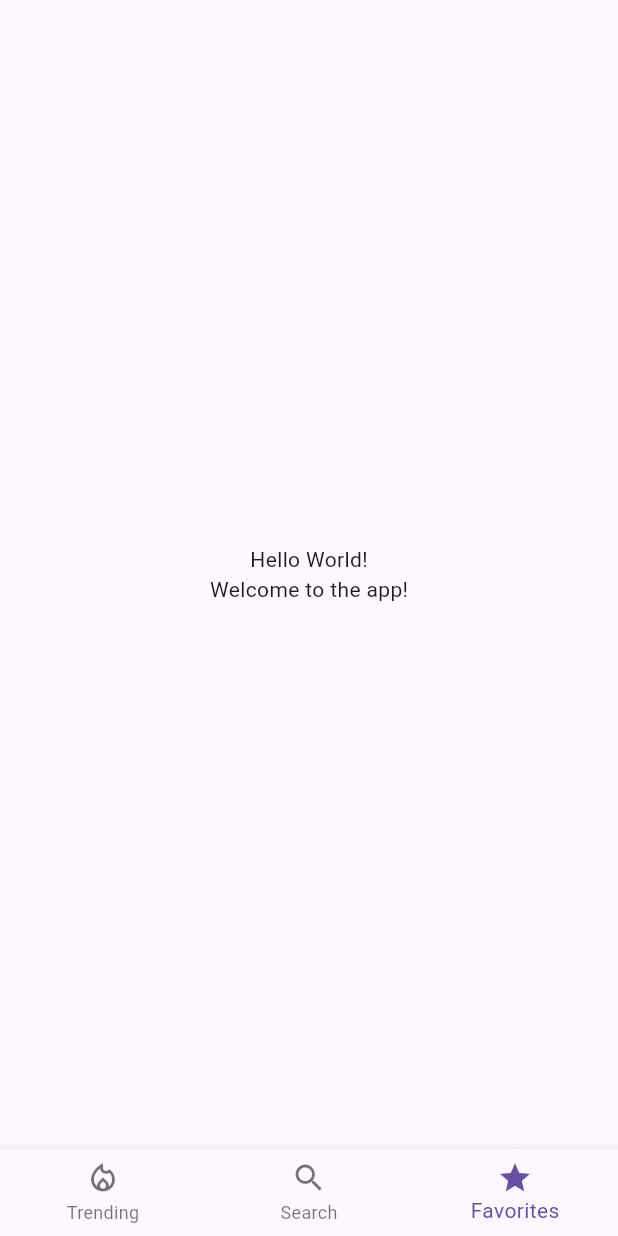
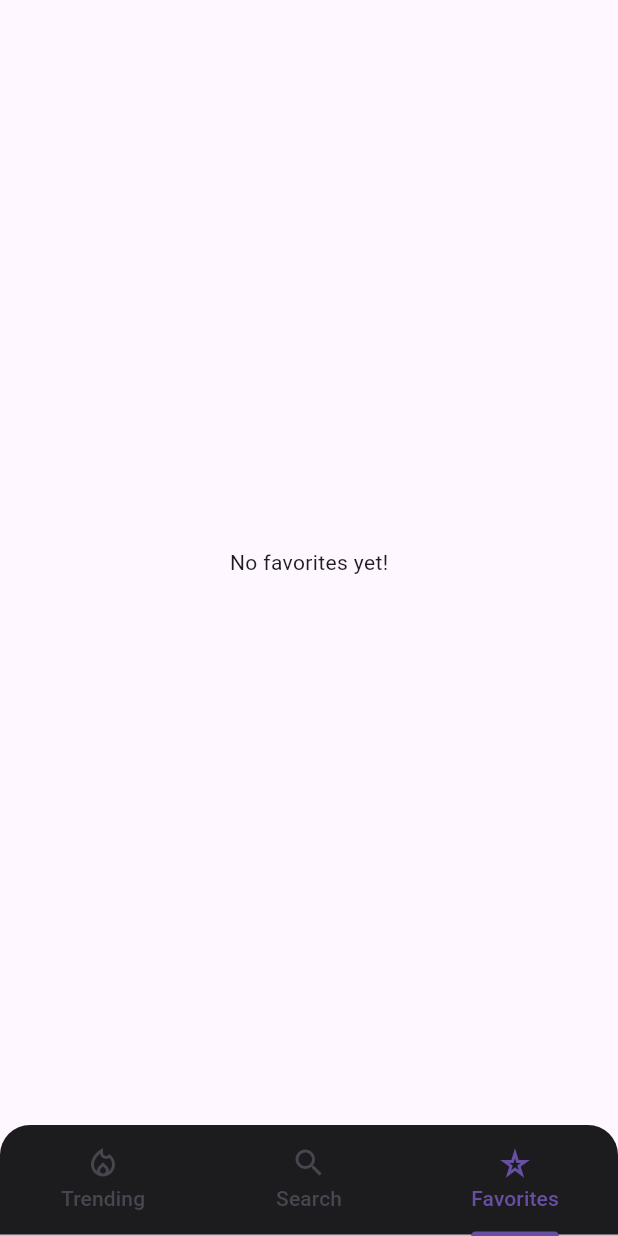
Before and after one commit to JoaoBorges99/criptomoedas_brasilcripto, a Flutter app: the screen it shows after launch, item 3 of the bottom bar chosen, on a phone screen of 412 x 824 dp. Run offline on Flutter 3.47's test engine with Material 3 defaults, Android fonts, the phone set to English and light mode, and no system bars.

Commit message:
pagina e layout inicial pronto

```diff
--- a/lib/global/widgets_personalizados.dart
+++ b/lib/global/widgets_personalizados.dart
@@ -1,11 +1,23 @@
+import 'package:criptomoedas_brasilcripto/models/cripto_model.dart';
 import 'package:flutter/material.dart';
 
 class PersonWidgets {
 
-  static Widget criptoCard (){
+  static Widget criptoCard ({required CriptoCurrency cripto}) {
     return Card(
       child: ListTile(
-
+        leading: Image.network(
+          'https://cryptologos.cc/logos/${cripto.symbol.toLowerCase()}-logo.png?v=022',
+          width: 50,
+          height: 50,
+        ),
+        title: Text(cripto.name),
+        subtitle: Text(cripto.price.toString()),
+        trailing: IconButton(
+          tooltip: 'Adicionar aos favoritos',
+          onPressed: (){},
+          icon: Icon(Icons.star_border_outlined),
+        ),
       ),
     );
   }
--- a/lib/main.dart
+++ b/lib/main.dart
@@ -20,12 +20,14 @@ class MainApp extends StatelessWidget {
           bodyLarge: TextStyle(color: Color(0xFFF2F2F2)),
           bodyMedium: TextStyle(color: Color(0xFF9E9E9E)),
         ),
-        bottomNavigationBarTheme: BottomNavigationBarThemeData(
-          backgroundColor: Color.fromARGB(255, 34, 33, 33),
-          selectedItemColor: Color(0xFF0A84FF),
-          unselectedItemColor: Color(0xFF9E9E9E),
-          showUnselectedLabels: true,
-          elevation: 5,
+        tabBarTheme: TabBarThemeData(
+          labelColor: Color(0xFF0A84FF),
+          unselectedLabelColor: Color(0xFF9E9E9E),
+          indicator: BoxDecoration(
+            border: Border(
+              bottom: BorderSide(color: Color(0xFF0A84FF), width: 3.0),
+            ),
+          ),
         ),
         appBarTheme: AppBarTheme(
           backgroundColor: Color(0xFF121212),
--- a/lib/models/cripto_model.dart
+++ b/lib/models/cripto_model.dart
@@ -2,4 +2,5 @@ class CriptoCurrency {
   late String id;
   late String name;
   late String symbol;
+  late String price;
 }
--- a/lib/views/fav_page.dart
+++ b/lib/views/fav_page.dart
@@ -0,0 +1,19 @@
+import 'package:flutter/material.dart';
+
+class FavoritesPage extends StatefulWidget {
+  const FavoritesPage({super.key});
+
+  @override
+  State<FavoritesPage> createState() => _FavoritesPageState();
+}
+
+class _FavoritesPageState extends State<FavoritesPage> {
+  @override
+  Widget build(BuildContext context) {
+    return Scaffold(
+      body: const Center(
+        child: Text('No favorites yet!'),
+      ),
+    );
+  }
+}
--- a/lib/views/principal_page.dart
+++ b/lib/views/principal_page.dart
@@ -1,3 +1,4 @@
+import 'package:criptomoedas_brasilcripto/views/fav_page.dart';
 import 'package:flutter/material.dart';
 
 class PrincipalPage extends StatefulWidget {
@@ -7,47 +8,81 @@ class PrincipalPage extends StatefulWidget {
   State<PrincipalPage> createState() => _PrincipalPageState();
 }
 
-class _PrincipalPageState extends State<PrincipalPage> {
+class _PrincipalPageState extends State<PrincipalPage> with TickerProviderStateMixin {
 
   int indexAtual = 0;
+  TabController? _tabController;
+
+  @override
+  void initState() {
+    super.initState();
+    _tabController = TabController(length: 3, vsync: this);
+  }
 
   @override
   Widget build(BuildContext context) {
     return Scaffold(
       body: SafeArea(
-        child: Center(
+        child: TabBarView(
+          controller: _tabController,
+          children: [
+            Center(
               child: Column(
                 mainAxisAlignment: MainAxisAlignment.center,
                 children: const [
                   Text('Hello World!'),
-              Text('Welcome to the app!'),
+                  Text('These are the treanding cryptocurrencies!'),
                 ],
               ),
             ),
+            Center(
+              child: Column(
+                mainAxisAlignment: MainAxisAlignment.center,
+                children: const [
+                  Text('Search brand new cryptocurrencies!'),
+                ],
               ),
-      bottomNavigationBar: BottomNavigationBar(
+            ),
+            FavoritesPage(),
+          ],
+        ),
+      ),
+      bottomNavigationBar: Container(
+        decoration: BoxDecoration(
+          color: Color(0xFF1C1C1E), // Cor de fundo
+          borderRadius: BorderRadius.only(
+            topLeft: Radius.circular(20),
+            topRight: Radius.circular(20),
+          ),
+        ),
+        child: TabBar(
+          splashBorderRadius: BorderRadius.only(
+            topLeft: Radius.circular(20),
+            topRight: Radius.circular(20),
+          ),
+          controller: _tabController,
           onTap: (int index) {
             indexAtual = index;
             setState(() {});
           },
-        currentIndex: indexAtual,
-        items: [
-          BottomNavigationBarItem(
+          // currentIndex: indexAtual,
+          tabs: [
+            Tab(
               icon: Icon(Icons.local_fire_department_outlined),
-            label: 'Trending',
-            activeIcon: Icon(Icons.local_fire_department),
+              child: Text('Trending'),
             ),
-          BottomNavigationBarItem(
+            Tab(
               icon: Icon(Icons.search),
-            label: 'Search',
+              child: Text('Search'),
             ),
-          BottomNavigationBarItem(
+            Tab(
               icon: Icon(Icons.star_border_purple500),
-            activeIcon: Icon(Icons.star),
-            label: 'Favorites',
+              child: Text('Favorites'),
             ),
           ],
         ),
+      ),
     );
   }
+
 }
```
Lines whose indentation alone changed are shown as unchanged.
